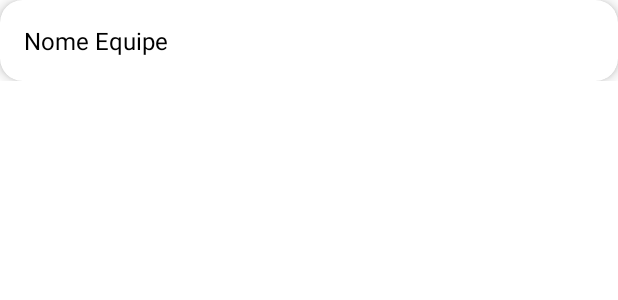
After one commit to Eduardo6I/OrganizeChallenge, an Android app: the layout adapter_equipe.xml on its own in the app's theme, with its tools: preview values and no code run, on a phone screen of 412 x 824 dp. The commit adds this screen. Shown: the top 300 px of the screen. Run offline under Robolectric (Android 15) with nearby library versions, the phone set to English and light mode, and no system bars.

Commit message:
commit modificacoes addEquipe

```diff
--- a/app/src/main/res/layout/activity_add_equipe.xml
+++ b/app/src/main/res/layout/activity_add_equipe.xml
@@ -25,7 +25,7 @@
             android:padding="5dp">
 
             <EditText
-                android:id="@+id/textNomeEquipe"
+                android:id="@+id/editNomeEquipe"
                 android:layout_width="wrap_content"
                 android:layout_height="wrap_content"
                 android:layout_weight="4"
@@ -41,6 +41,7 @@
                 android:layout_weight="1"
                 android:background="@color/colorPrimaryDark"
                 android:clickable="true"
+                android:onClick="salvarEquipe"
                 app:backgroundTint="@color/colorPrimaryDark"
                 app:fabSize="mini"
                 app:fab_colorNormal="@color/colorPrimaryDark"
--- /dev/null
+++ b/app/src/main/res/layout/adapter_equipe.xml
@@ -0,0 +1,45 @@
+<?xml version="1.0" encoding="utf-8"?>
+<androidx.constraintlayout.widget.ConstraintLayout xmlns:android="http://schemas.android.com/apk/res/android"
+    xmlns:app="http://schemas.android.com/apk/res-auto"
+    xmlns:tools="http://schemas.android.com/tools"
+    android:layout_width="match_parent"
+    android:layout_height="wrap_content">
+
+
+    <androidx.cardview.widget.CardView
+        android:layout_width="0dp"
+        android:layout_height="wrap_content"
+        android:elevation="5dp"
+        app:cardCornerRadius="15dp"
+        app:cardElevation="5dp"
+        app:layout_constraintBottom_toBottomOf="parent"
+        app:layout_constraintEnd_toEndOf="parent"
+        app:layout_constraintStart_toStartOf="parent"
+        app:layout_constraintTop_toTopOf="parent">
+
+        <LinearLayout
+            android:layout_width="match_parent"
+            android:layout_height="wrap_content"
+            android:layout_margin="16dp"
+            android:orientation="vertical">
+
+            <LinearLayout
+                android:layout_width="match_parent"
+                android:layout_height="wrap_content"
+                android:orientation="horizontal">
+
+                <TextView
+                    android:id="@+id/textAdapterNomeEquipe"
+                    android:layout_width="wrap_content"
+                    android:layout_height="wrap_content"
+                    android:layout_weight="5"
+                    android:text="Nome Equipe"
+                    android:textColor="@android:color/black"
+                    android:textSize="16sp" />
+
+            </LinearLayout>
+        </LinearLayout>
+
+    </androidx.cardview.widget.CardView>
+
+</androidx.constraintlayout.widget.ConstraintLayout>
```
Also changed, not shown: app/src/main/java/com/example/organizechallenge/activity/AddEquipeActivity.java (+43 -0 lines), app/src/main/java/com/example/organizechallenge/adapter/AdapterEquipe.java (added, +60 -0 lines), app/src/main/java/com/example/organizechallenge/model/Equipe.java (+43 -0 lines).
